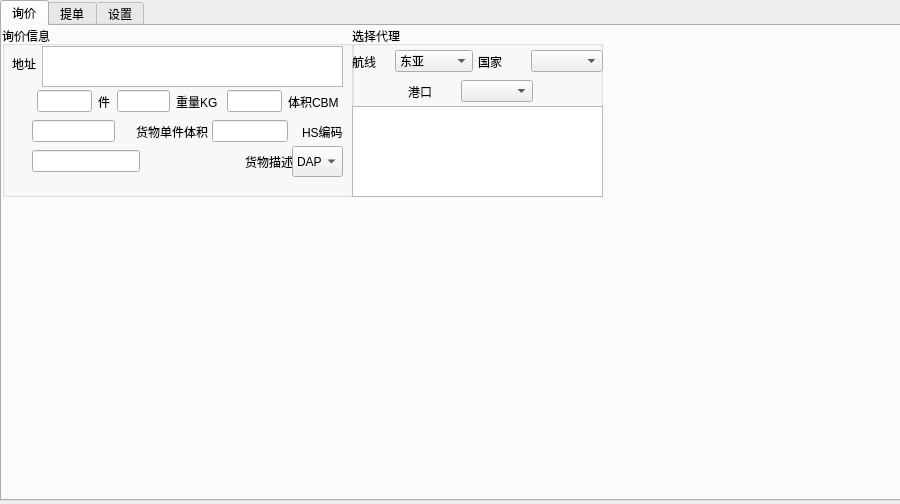
This is untitled.ui in jerryliang122-vast/working-CIF-service as Qt 5 draws it before an edit. The edited form follows.
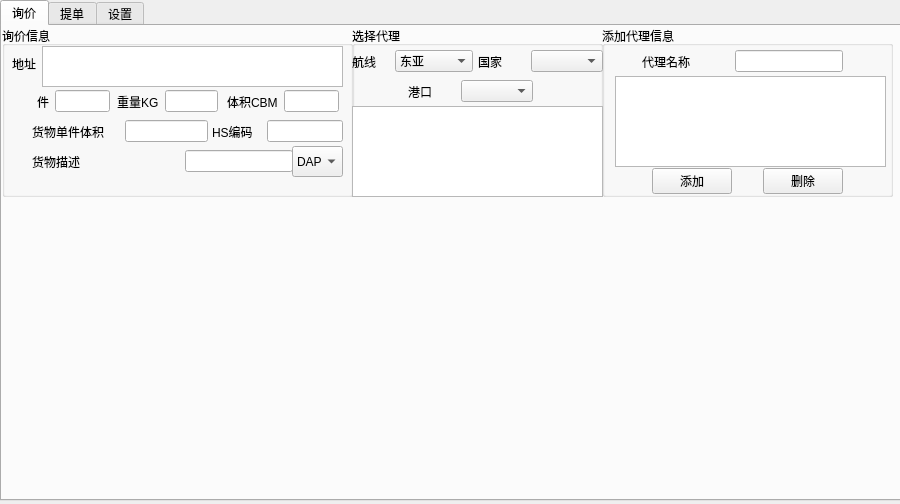
This is the edited form.

```diff
--- a/untitled.ui
+++ b/untitled.ui
@@ -89,9 +89,6 @@
        <property name="leftMargin">
         <number>5</number>
        </property>
-       <item>
-        <widget class="QLineEdit" name="PKGS"/>
-       </item>
        <item>
         <widget class="QLabel" name="label_2">
          <property name="text">
@@ -112,6 +109,9 @@
          </property>
         </spacer>
        </item>
+       <item>
+        <widget class="QLineEdit" name="PKGS"/>
+       </item>
       </layout>
      </widget>
      <widget class="QWidget" name="horizontalLayoutWidget_2">
@@ -130,26 +130,6 @@
        <property name="rightMargin">
         <number>5</number>
        </property>
-       <item>
-        <widget class="QLineEdit" name="KGS">
-         <property name="enabled">
-          <bool>true</bool>
-         </property>
-        </widget>
-       </item>
-       <item>
-        <spacer name="horizontalSpacer_2">
-         <property name="orientation">
-          <enum>Qt::Horizontal</enum>
-         </property>
-         <property name="sizeHint" stdset="0">
-          <size>
-           <width>40</width>
-           <height>20</height>
-          </size>
-         </property>
-        </spacer>
-       </item>
        <item>
         <widget class="QLabel" name="label_3">
          <property name="text">
@@ -157,6 +137,26 @@
          </property>
         </widget>
        </item>
+       <item>
+        <spacer name="horizontalSpacer_2">
+         <property name="orientation">
+          <enum>Qt::Horizontal</enum>
+         </property>
+         <property name="sizeHint" stdset="0">
+          <size>
+           <width>40</width>
+           <height>20</height>
+          </size>
+         </property>
+        </spacer>
+       </item>
+       <item>
+        <widget class="QLineEdit" name="KGS">
+         <property name="enabled">
+          <bool>true</bool>
+         </property>
+        </widget>
+       </item>
       </layout>
      </widget>
      <widget class="QWidget" name="horizontalLayoutWidget_3">
@@ -175,22 +175,6 @@
        <property name="rightMargin">
         <number>5</number>
        </property>
-       <item>
-        <widget class="QLineEdit" name="CBM"/>
-       </item>
-       <item>
-        <spacer name="horizontalSpacer_3">
-         <property name="orientation">
-          <enum>Qt::Horizontal</enum>
-         </property>
-         <property name="sizeHint" stdset="0">
-          <size>
-           <width>40</width>
-           <height>20</height>
-          </size>
-         </property>
-        </spacer>
-       </item>
        <item>
         <widget class="QLabel" name="label_4">
          <property name="text">
@@ -198,6 +182,22 @@
          </property>
         </widget>
        </item>
+       <item>
+        <spacer name="horizontalSpacer_3">
+         <property name="orientation">
+          <enum>Qt::Horizontal</enum>
+         </property>
+         <property name="sizeHint" stdset="0">
+          <size>
+           <width>40</width>
+           <height>20</height>
+          </size>
+         </property>
+        </spacer>
+       </item>
+       <item>
+        <widget class="QLineEdit" name="CBM"/>
+       </item>
       </layout>
      </widget>
      <widget class="QWidget" name="horizontalLayoutWidget_4">
@@ -222,26 +222,6 @@
        <property name="bottomMargin">
         <number>0</number>
        </property>
-       <item>
-        <widget class="QLineEdit" name="size">
-         <property name="enabled">
-          <bool>true</bool>
-         </property>
-        </widget>
-       </item>
-       <item>
-        <spacer name="horizontalSpacer_4">
-         <property name="orientation">
-          <enum>Qt::Horizontal</enum>
-         </property>
-         <property name="sizeHint" stdset="0">
-          <size>
-           <width>40</width>
-           <height>20</height>
-          </size>
-         </property>
-        </spacer>
-       </item>
        <item>
         <widget class="QLabel" name="label_5">
          <property name="text">
@@ -249,6 +229,26 @@
          </property>
         </widget>
        </item>
+       <item>
+        <spacer name="horizontalSpacer_4">
+         <property name="orientation">
+          <enum>Qt::Horizontal</enum>
+         </property>
+         <property name="sizeHint" stdset="0">
+          <size>
+           <width>40</width>
+           <height>20</height>
+          </size>
+         </property>
+        </spacer>
+       </item>
+       <item>
+        <widget class="QLineEdit" name="size">
+         <property name="enabled">
+          <bool>true</bool>
+         </property>
+        </widget>
+       </item>
       </layout>
      </widget>
      <widget class="QWidget" name="horizontalLayoutWidget_5">
@@ -261,22 +261,6 @@
        </rect>
       </property>
       <layout class="QHBoxLayout" name="horizontalLayout_5">
-       <item>
-        <widget class="QLineEdit" name="HS"/>
-       </item>
-       <item>
-        <spacer name="horizontalSpacer_5">
-         <property name="orientation">
-          <enum>Qt::Horizontal</enum>
-         </property>
-         <property name="sizeHint" stdset="0">
-          <size>
-           <width>40</width>
-           <height>20</height>
-          </size>
-         </property>
-        </spacer>
-       </item>
        <item>
         <widget class="QLabel" name="label_6">
          <property name="text">
@@ -284,6 +268,22 @@
          </property>
         </widget>
        </item>
+       <item>
+        <spacer name="horizontalSpacer_5">
+         <property name="orientation">
+          <enum>Qt::Horizontal</enum>
+         </property>
+         <property name="sizeHint" stdset="0">
+          <size>
+           <width>40</width>
+           <height>20</height>
+          </size>
+         </property>
+        </spacer>
+       </item>
+       <item>
+        <widget class="QLineEdit" name="HS"/>
+       </item>
       </layout>
      </widget>
      <widget class="QWidget" name="horizontalLayoutWidget_6">
@@ -296,22 +296,6 @@
        </rect>
       </property>
       <layout class="QHBoxLayout" name="horizontalLayout_6">
-       <item>
-        <widget class="QLineEdit" name="cargoname"/>
-       </item>
-       <item>
-        <spacer name="horizontalSpacer_6">
-         <property name="orientation">
-          <enum>Qt::Horizontal</enum>
-         </property>
-         <property name="sizeHint" stdset="0">
-          <size>
-           <width>40</width>
-           <height>20</height>
-          </size>
-         </property>
-        </spacer>
-       </item>
        <item>
         <widget class="QLabel" name="label_7">
          <property name="text">
@@ -319,6 +303,22 @@
          </property>
         </widget>
        </item>
+       <item>
+        <spacer name="horizontalSpacer_6">
+         <property name="orientation">
+          <enum>Qt::Horizontal</enum>
+         </property>
+         <property name="sizeHint" stdset="0">
+          <size>
+           <width>40</width>
+           <height>20</height>
+          </size>
+         </property>
+        </spacer>
+       </item>
+       <item>
+        <widget class="QLineEdit" name="cargoname"/>
+       </item>
       </layout>
      </widget>
      <widget class="QComboBox" name="comboBox">
@@ -512,6 +512,103 @@
       </layout>
      </widget>
     </widget>
+    <widget class="QGroupBox" name="groupBox_3">
+     <property name="geometry">
+      <rect>
+       <x>600</x>
+       <y>0</y>
+       <width>291</width>
+       <height>171</height>
+      </rect>
+     </property>
+     <property name="title">
+      <string>添加代理信息</string>
+     </property>
+     <widget class="QWidget" name="horizontalLayoutWidget_10">
+      <property name="geometry">
+       <rect>
+        <x>50</x>
+        <y>140</y>
+        <width>191</width>
+        <height>31</height>
+       </rect>
+      </property>
+      <layout class="QHBoxLayout" name="horizontalLayout_10">
+       <item>
+        <widget class="QPushButton" name="add_agent_email">
+         <property name="text">
+          <string>添加</string>
+         </property>
+        </widget>
+       </item>
+       <item>
+        <spacer name="horizontalSpacer_10">
+         <property name="orientation">
+          <enum>Qt::Horizontal</enum>
+         </property>
+         <property name="sizeHint" stdset="0">
+          <size>
+           <width>40</width>
+           <height>20</height>
+          </size>
+         </property>
+        </spacer>
+       </item>
+       <item>
+        <widget class="QPushButton" name="pushButton_2">
+         <property name="text">
+          <string>删除</string>
+         </property>
+        </widget>
+       </item>
+      </layout>
+     </widget>
+     <widget class="QPlainTextEdit" name="agent_email_list">
+      <property name="geometry">
+       <rect>
+        <x>13</x>
+        <y>50</y>
+        <width>271</width>
+        <height>91</height>
+       </rect>
+      </property>
+     </widget>
+     <widget class="QWidget" name="horizontalLayoutWidget_11">
+      <property name="geometry">
+       <rect>
+        <x>40</x>
+        <y>20</y>
+        <width>201</width>
+        <height>31</height>
+       </rect>
+      </property>
+      <layout class="QHBoxLayout" name="horizontalLayout_11">
+       <item>
+        <widget class="QLabel" name="label_11">
+         <property name="text">
+          <string>代理名称</string>
+         </property>
+        </widget>
+       </item>
+       <item>
+        <spacer name="horizontalSpacer_11">
+         <property name="orientation">
+          <enum>Qt::Horizontal</enum>
+         </property>
+         <property name="sizeHint" stdset="0">
+          <size>
+           <width>40</width>
+           <height>20</height>
+          </size>
+         </property>
+        </spacer>
+       </item>
+       <item>
+        <widget class="QLineEdit" name="agent_name"/>
+       </item>
+      </layout>
+     </widget>
+    </widget>
    </widget>
    <widget class="QWidget" name="tab_2">
     <attribute name="title">
```
